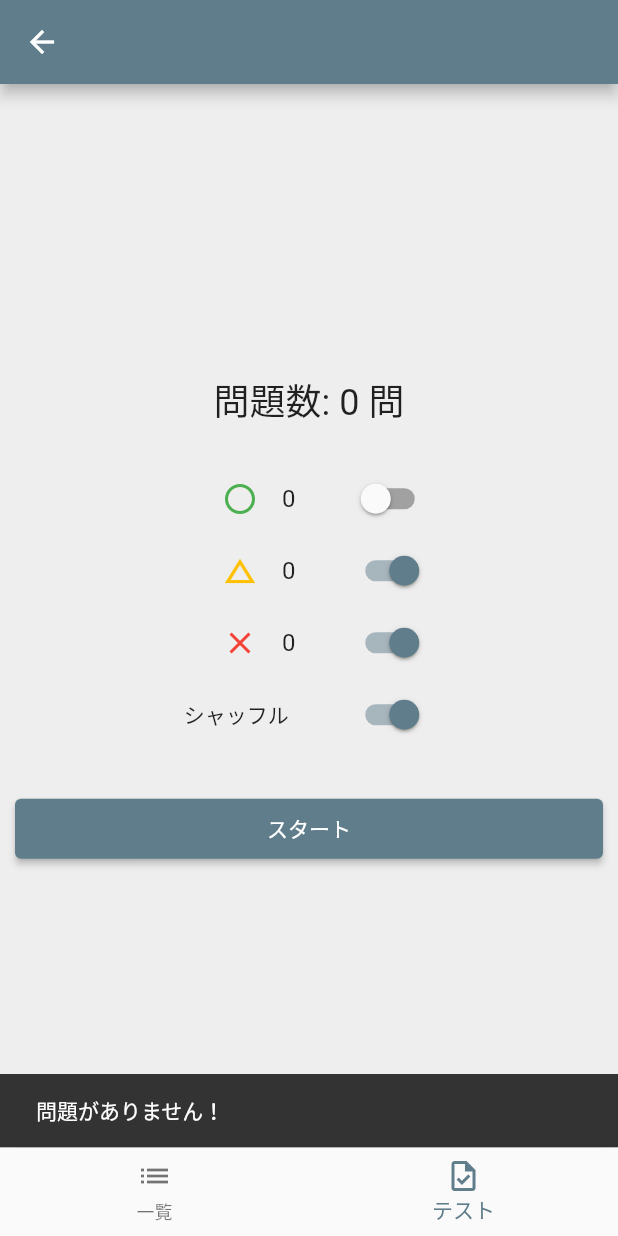
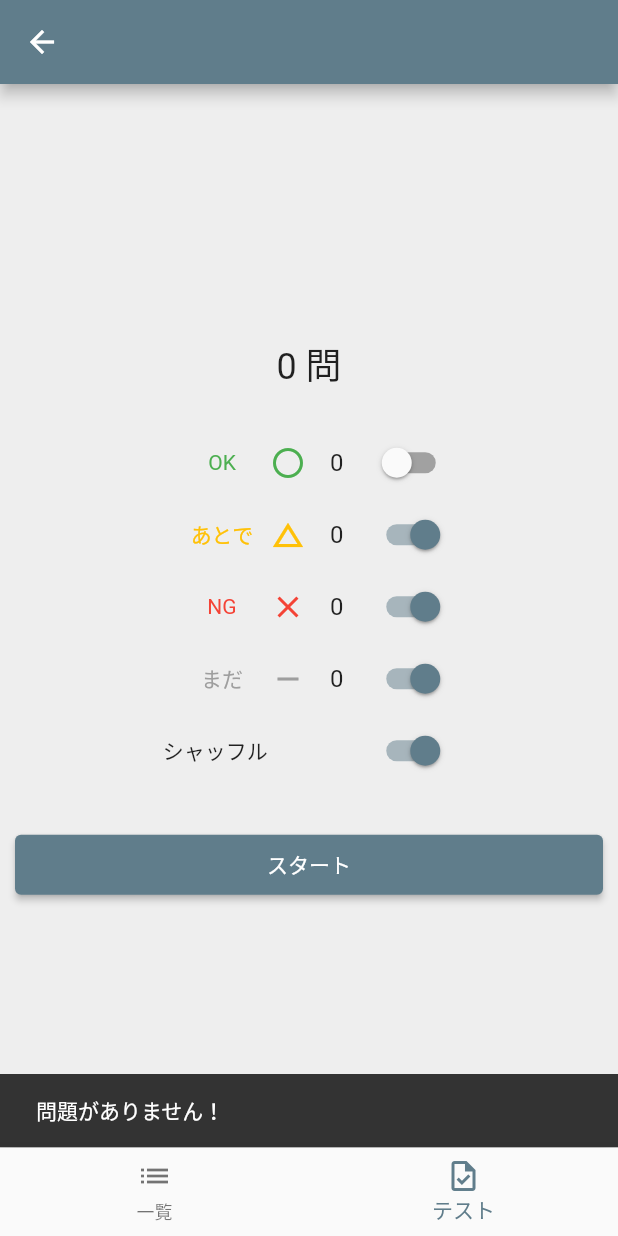
Before and after one commit to kou72/ai_flash_card, a Flutter app: the CardViewControl screen opened directly with empty values, item 2 of the bottom bar chosen, after a tap on "スタート", on a phone screen of 412 x 824 dp. Run offline on Flutter 3.47's test engine with Material 2 defaults, Android fonts, the phone set to English and light mode, and no system bars; our stand-ins replace cloud_firestore, drift, file_picker, firebase_analytics, firebase_core, hooks_riverpod; accounts and stored records are empty; generated files the repository leaves out were written again.

Commit message:
lib/test_setting_view.dart - _fixedWidthの値を100.0から128.0に変更 - _playNoneというbool型の変数を追加し、初期値をtrueに設定 - _itemAndSwitchという関数を追加し、引数として渡された2つのWidgetをRowで表示するように変更 - _statusCount関数内で表示するテキストを引数として受け取るように変更 - _noneCountという関数を追加し、CardStatus.noneのカードの数を表示するWidgetを返すように変更 - _noneSwitchという関数を追加し、_playNoneの値を切り替えるSwitchを返すように変更 - _selectCardsという関数を追加し、選択されたカードをリストとして返すように変更 - _cantTest関数内で表示するSnackBarの表示時間を1秒に変更

```diff
--- a/lib/test_setting_view.dart
+++ b/lib/test_setting_view.dart
@@ -16,10 +16,11 @@ class TestSettingView extends ConsumerStatefulWidget {
 
 class TestSettingViewState extends ConsumerState<TestSettingView> {
   List<FlashCard> _cards = [];
-  final double _fixedWidth = 100.0;
+  final double _fixedWidth = 128.0;
   bool _playCorrect = false;
   bool _playPending = true;
   bool _playIncorrect = true;
+  bool _playNone = true;
   bool _isShuffle = true;
 
   @override
@@ -46,38 +47,11 @@ class TestSettingViewState extends ConsumerState<TestSettingView> {
         children: [
           _questionCount(),
           const SizedBox(height: 24),
-          Row(
-            mainAxisSize: MainAxisSize.min,
-            children: [
-              _correctCount(),
-              const SizedBox(width: 8),
-              _correctSwitch()
-            ],
-          ),
-          Row(
-            mainAxisSize: MainAxisSize.min,
-            children: [
-              _pendingCount(),
-              const SizedBox(width: 8),
-              _pendingSwitch()
-            ],
-          ),
-          Row(
-            mainAxisSize: MainAxisSize.min,
-            children: [
-              _incorrectCount(),
-              const SizedBox(width: 8),
-              _incorrectSwitch()
-            ],
-          ),
-          Row(
-            mainAxisSize: MainAxisSize.min,
-            children: [
-              _shuffleText(),
-              const SizedBox(width: 8),
-              _shuffleSwitch()
-            ],
-          ),
+          _itemAndSwitch(_correctCount(), _correctSwitch()),
+          _itemAndSwitch(_pendingCount(), _pendingSwitch()),
+          _itemAndSwitch(_incorrectCount(), _incorrectSwitch()),
+          _itemAndSwitch(_noneCount(), _noneSwitch()),
+          _itemAndSwitch(_shuffleText(), _shuffleSwitch()),
           const SizedBox(height: 32),
           _startButton(),
         ],
@@ -85,31 +59,49 @@ class TestSettingViewState extends ConsumerState<TestSettingView> {
     );
   }
 
+  Widget _itemAndSwitch(Widget item, Widget sw) {
+    return Row(
+      mainAxisSize: MainAxisSize.min,
+      children: [item, const SizedBox(width: 8), sw],
+    );
+  }
+
   Widget _questionCount() {
     final count = _cards.length;
-    return Text("問題数: $count 問", style: const TextStyle(fontSize: 24));
+    return Text("$count 問", style: const TextStyle(fontSize: 24));
   }
 
   Widget _correctCount() {
     return _statusCount(
-        CardStatus.correct, Icons.circle_outlined, Colors.green);
+        CardStatus.correct, "OK", Icons.circle_outlined, Colors.green);
   }
 
   Widget _pendingCount() {
-    return _statusCount(CardStatus.pending, Icons.change_history, Colors.amber);
+    return _statusCount(
+        CardStatus.pending, "あとで", Icons.change_history, Colors.amber);
   }
 
   Widget _incorrectCount() {
-    return _statusCount(CardStatus.incorrect, Icons.close, Colors.red);
+    return _statusCount(CardStatus.incorrect, "NG", Icons.close, Colors.red);
   }
 
-  Widget _statusCount(CardStatus status, IconData icon, Color color) {
+  Widget _noneCount() {
+    return _statusCount(CardStatus.none, "まだ", Icons.remove, Colors.grey);
+  }
+
+  Widget _statusCount(
+      CardStatus status, String text, IconData icon, Color color) {
     final count = _cards.where((card) => card.status == status).length;
     return SizedBox(
       width: _fixedWidth,
       child: Row(
         mainAxisAlignment: MainAxisAlignment.center,
         children: [
+          Container(
+            alignment: Alignment.center,
+            width: 64,
+            child: Text(text, style: TextStyle(color: color)),
+          ),
           Icon(icon, color: color),
           const SizedBox(width: 16),
           Text(count.toString(), style: const TextStyle(fontSize: 16)),
@@ -139,6 +131,13 @@ class TestSettingViewState extends ConsumerState<TestSettingView> {
     );
   }
 
+  Widget _noneSwitch() {
+    return Switch(
+      value: _playNone,
+      onChanged: (value) => setState(() => _playNone = value),
+    );
+  }
+
   Widget _shuffleSwitch() {
     return Switch(
       value: _isShuffle,
@@ -159,26 +158,54 @@ class TestSettingViewState extends ConsumerState<TestSettingView> {
       width: 400,
       height: 40,
       child: ElevatedButton(
-        onPressed: _cards.isEmpty ? () => _cantTest() : () => _startTest(),
+        onPressed: () => _startTest(),
         child: const Text('スタート'),
       ),
     );
   }
 
   void _startTest() async {
+    List<FlashCard> playCards = _selectCards();
+    if (playCards.isEmpty) {
+      _cantTest();
+      return;
+    }
     await Navigator.push(
       context,
       MaterialPageRoute(
         builder: (context) =>
-            TestPlayView(deckName: widget.deckName, cards: _cards),
+            TestPlayView(deckName: widget.deckName, cards: playCards),
       ),
     );
     loadCards();
   }
 
+  List<FlashCard> _selectCards() {
+    List<FlashCard> cards = [];
+    if (_playCorrect) {
+      cards.addAll(_cards.where((card) => card.status == CardStatus.correct));
+    }
+    if (_playPending) {
+      cards.addAll(_cards.where((card) => card.status == CardStatus.pending));
+    }
+    if (_playIncorrect) {
+      cards.addAll(_cards.where((card) => card.status == CardStatus.incorrect));
+    }
+    if (_playNone) {
+      cards.addAll(_cards.where((card) => card.status == CardStatus.none));
+    }
+    if (_isShuffle) {
+      cards.shuffle();
+    } else {
+      cards.sort((a, b) => a.id.compareTo(b.id));
+    }
+    return cards;
+  }
+
   void _cantTest() {
     ScaffoldMessenger.of(context).showSnackBar(
-      const SnackBar(content: Text('問題がありません！')),
+      const SnackBar(
+          content: Text('問題がありません！'), duration: Duration(seconds: 1)),
     );
   }
 }
```
